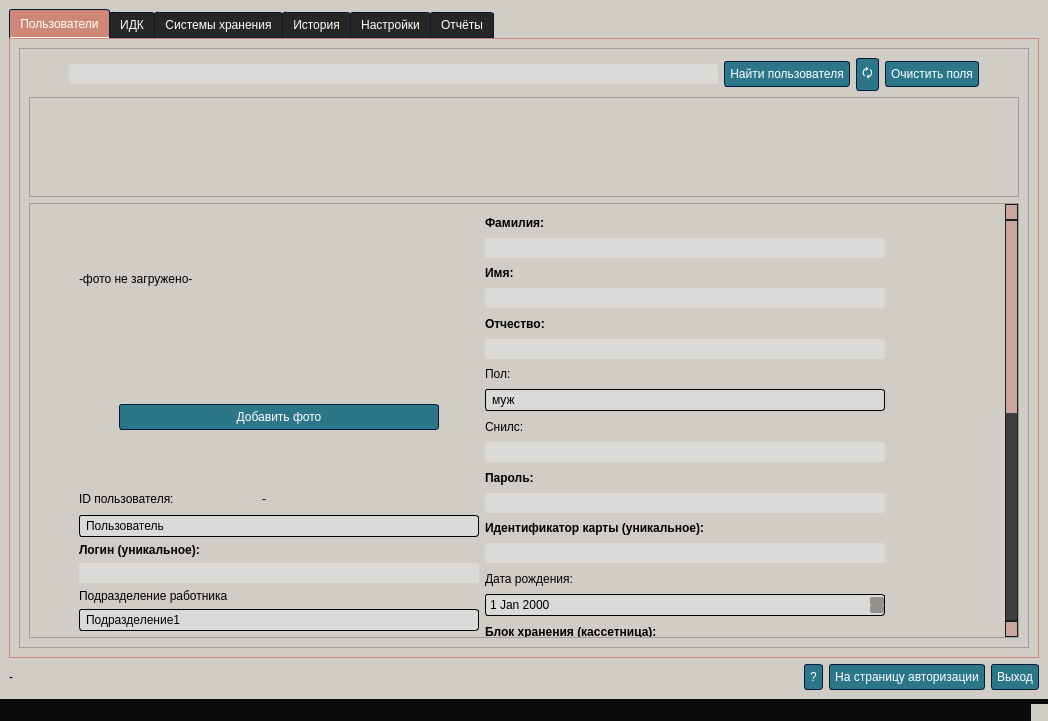
This is src/ui/mainwindow.ui in sophiabob/qt-kdd as Qt 5 draws it before an edit. The edited form follows.
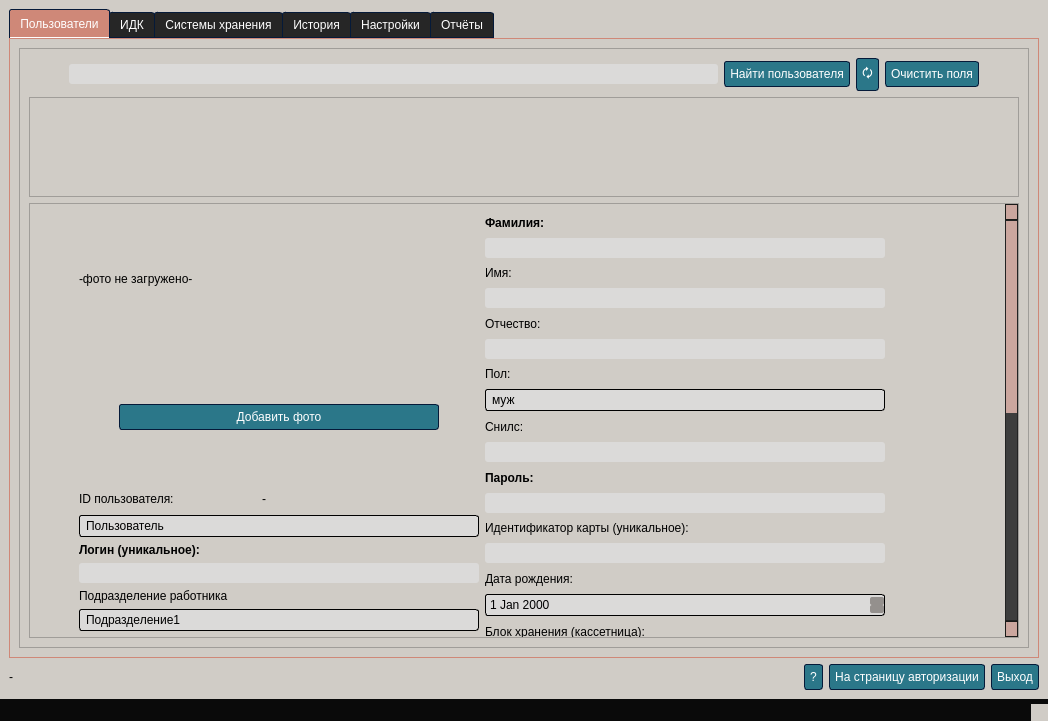
This is the edited form. Icons and pictures are not drawn.

Diff of the .ui file:
```diff
--- a/src/ui/mainwindow.ui
+++ b/src/ui/mainwindow.ui
@@ -1320,7 +1320,7 @@
                    <property name="geometry">
                     <rect>
                      <x>0</x>
-                     <y>-488</y>
+                     <y>-262</y>
                      <width>904</width>
                      <height>896</height>
                     </rect>
@@ -1653,7 +1653,7 @@
                          <widget class="QLabel" name="label_40">
                           <property name="font">
                            <font>
-                            <bold>true</bold>
+                            <bold>false</bold>
                            </font>
                           </property>
                           <property name="text">
@@ -1672,7 +1672,7 @@
                          <widget class="QLabel" name="label_41">
                           <property name="font">
                            <font>
-                            <bold>true</bold>
+                            <bold>false</bold>
                            </font>
                           </property>
                           <property name="text">
@@ -1737,7 +1737,7 @@
                          <widget class="QLabel" name="label_28">
                           <property name="font">
                            <font>
-                            <bold>true</bold>
+                            <bold>false</bold>
                            </font>
                           </property>
                           <property name="text">
@@ -1762,7 +1762,7 @@
                          <widget class="QLabel" name="label_27">
                           <property name="font">
                            <font>
-                            <bold>true</bold>
+                            <bold>false</bold>
                            </font>
                           </property>
                           <property name="text">
```
Left out of the diff: 15 changed lines with no effect on the pictures.
